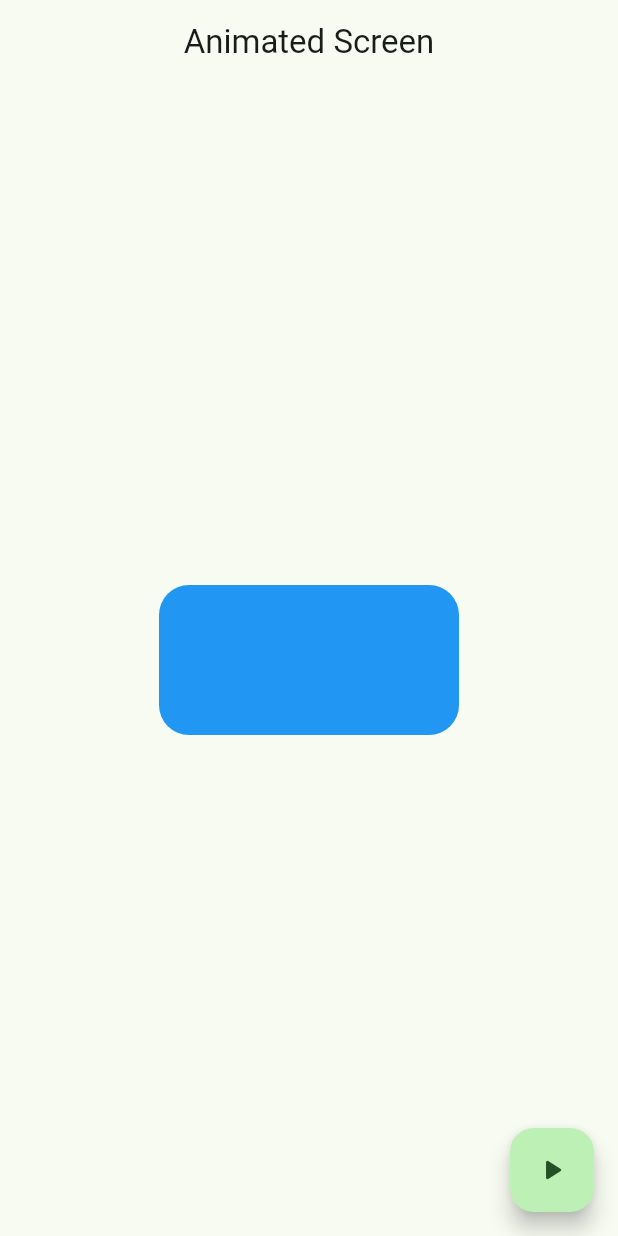
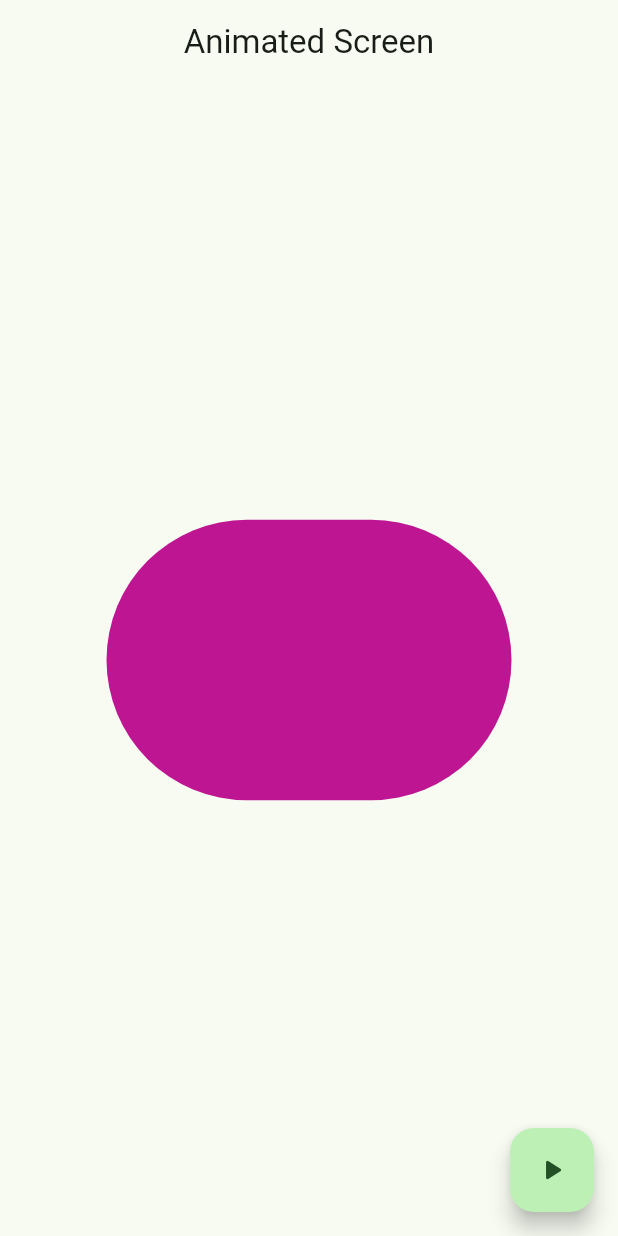
Before and after one commit to acensito/practicas_flutter, a Flutter app: the AnimatedScreen screen opened by its route, after a tap on the "play arrow" icon, on a phone screen of 412 x 824 dp. Run offline on Flutter 3.47's test engine with Material 3 defaults, Android fonts, the phone set to English and light mode, and no system bars; our stand-ins replace animate_do, dio, go_router, video_player.

Commit message:
animated elastic

```diff
--- a/widgetsapp/lib/views/screens/animated/animated_screen.dart
+++ b/widgetsapp/lib/views/screens/animated/animated_screen.dart
@@ -1,10 +1,38 @@
 import 'package:flutter/material.dart';
+import 'dart:math';
 
-class AnimatedScreen extends StatelessWidget {
+class AnimatedScreen extends StatefulWidget {
 
   static const routeName = 'animated_screen';
 
   const AnimatedScreen({super.key});
+
+  @override
+  State<AnimatedScreen> createState() => _AnimatedScreenState();
+}
+
+class _AnimatedScreenState extends State<AnimatedScreen> {
+
+  double _width = 50;
+  double _height = 50;
+  Color _color = Colors.indigo;
+  double _borderRadius = 10.0;
+
+  void changeShape() {
+    final random = Random();
+
+    setState(() {
+      _width = random.nextInt(300)+50;
+      _height = random.nextInt(300)+50;
+      _color = Color.fromRGBO(
+        random.nextInt(256),
+        random.nextInt(256),
+        random.nextInt(256),
+        1,
+      );
+      _borderRadius = random.nextInt(100)*20;
+    });
+  }
 
   @override
   Widget build(BuildContext context) {
@@ -15,18 +43,20 @@ class AnimatedScreen extends StatelessWidget {
       body: Center(
         child: AnimatedContainer(
           duration: const Duration(milliseconds: 300),
-          curve: Curves.easeOutCubic,
-          width: 200,
-          height: 100,
+          curve: Curves.elasticOut,
+          width: _width <= 0 ? 0 : _width,
+          height: _height <= 0 ? 0 : _height,
           decoration: BoxDecoration(
-            color: Colors.blue,
-            borderRadius: BorderRadius.circular(20),
+            color: _color,
+            borderRadius: _borderRadius < 0
+                ? BorderRadius.circular(0)
+                : BorderRadius.circular(_borderRadius),
           ),
         )
       ),
       floatingActionButton: FloatingActionButton(
         onPressed: () {
-          // Action to perform when the button is pressed
+          changeShape();
         },
         child: const Icon(Icons.play_arrow_rounded),
       ),
```
